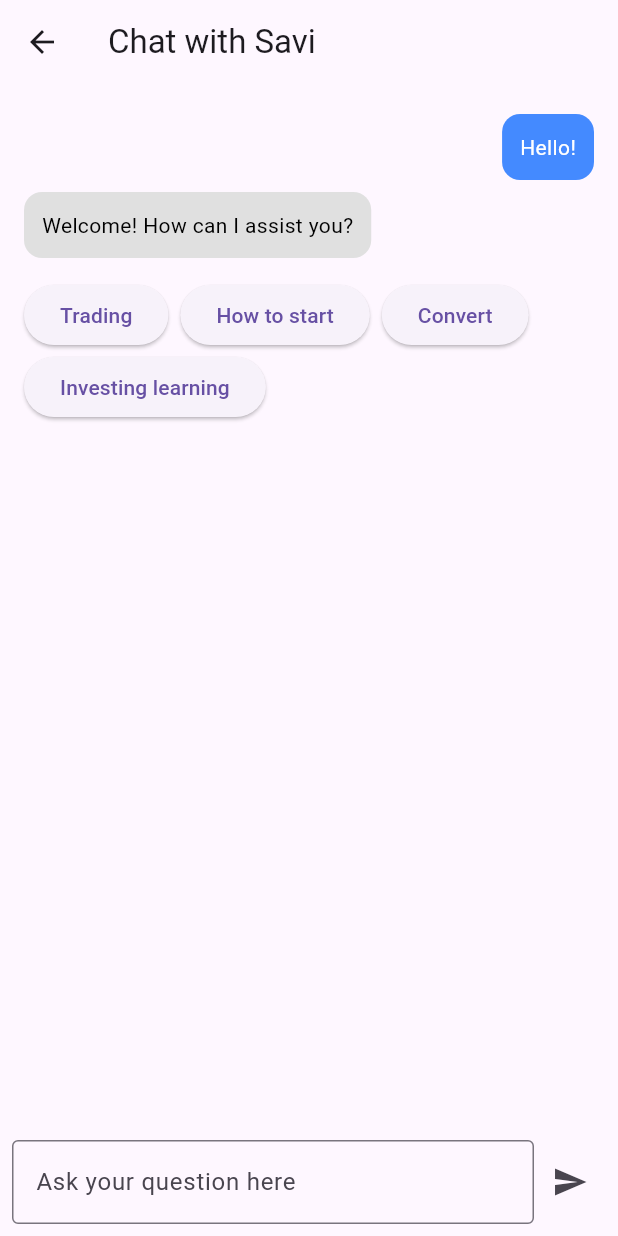
After one commit to dlshet12/tappengine, a Flutter app: the screen it shows after launch, after a tap on "Go to Chat", on a phone screen of 412 x 824 dp. The commit adds this screen. Run offline on Flutter 3.47's test engine with Material 3 defaults, Android fonts, the phone set to English and light mode, and no system bars; our stand-ins replace signature.

Commit message:
chat created

```diff
--- /dev/null
+++ b/lib/screens/chat_screen.dart
@@ -0,0 +1,94 @@
+import 'package:flutter/material.dart';
+
+class ChatScreen extends StatelessWidget {
+  @override
+  Widget build(BuildContext context) {
+    return Scaffold(
+      appBar: AppBar(
+        title: Text("Chat with Savi"),
+      ),
+      body: Column(
+        children: [
+          Expanded(
+            child: ListView(
+              padding: EdgeInsets.all(16),
+              children: [
+                ChatBubble(text: "Hello!", isUser: true),
+                ChatBubble(text: "Welcome! How can I assist you?", isUser: false),
+                SizedBox(height: 10),
+                Wrap(
+                  spacing: 8.0,
+                  children: [
+                    ChatButton(label: "Trading"),
+                    ChatButton(label: "How to start"),
+                    ChatButton(label: "Convert"),
+                    ChatButton(label: "Investing learning"),
+                  ],
+                ),
+              ],
+            ),
+          ),
+          Padding(
+            padding: EdgeInsets.all(8.0),
+            child: Row(
+              children: [
+                Expanded(
+                  child: TextField(
+                    decoration: InputDecoration(
+                      hintText: "Ask your question here",
+                      border: OutlineInputBorder(),
+                    ),
+                  ),
+                ),
+                IconButton(
+                  icon: Icon(Icons.send),
+                  onPressed: () {},
+                ),
+              ],
+            ),
+          ),
+        ],
+      ),
+    );
+  }
+}
+
+class ChatBubble extends StatelessWidget {
+  final String text;
+  final bool isUser;
+
+  ChatBubble({required this.text, this.isUser = false});
+
+  @override
+  Widget build(BuildContext context) {
+    return Align(
+      alignment: isUser ? Alignment.centerRight : Alignment.centerLeft,
+      child: Container(
+        padding: EdgeInsets.all(12),
+        margin: EdgeInsets.symmetric(vertical: 4),
+        decoration: BoxDecoration(
+          color: isUser ? Colors.blueAccent : Colors.grey[300],
+          borderRadius: BorderRadius.circular(12),
+        ),
+        child: Text(
+          text,
+          style: TextStyle(color: isUser ? Colors.white : Colors.black),
+        ),
+      ),
+    );
+  }
+}
+
+class ChatButton extends StatelessWidget {
+  final String label;
+
+  ChatButton({required this.label});
+
+  @override
+  Widget build(BuildContext context) {
+    return ElevatedButton(
+      onPressed: () {},
+      child: Text(label),
+    );
+  }
+}
--- a/lib/screens/home.dart
+++ b/lib/screens/home.dart
@@ -10,7 +10,7 @@ import './textfield_screen.dart';
 import './select_screen.dart';
 import '../screens/tabs_screen.dart';
 import '../screens/modal.dart';
-
+import '../screens/chat_screen.dart';
 class HomeScreen extends StatefulWidget {
   @override
   _HomeScreenState createState() => _HomeScreenState();
@@ -154,6 +154,17 @@ class _HomeScreenState extends State<HomeScreen> {
               },
               child: Text("Show All Modals"),
             ),
+
+            ElevatedButton(
+  onPressed: () {
+    Navigator.push(
+      context,
+      MaterialPageRoute(builder: (context) => ChatScreen()),
+    );
+  },
+  child: Text("Go to Chat"),
+),
+
           ],
         ),
       ),
```
